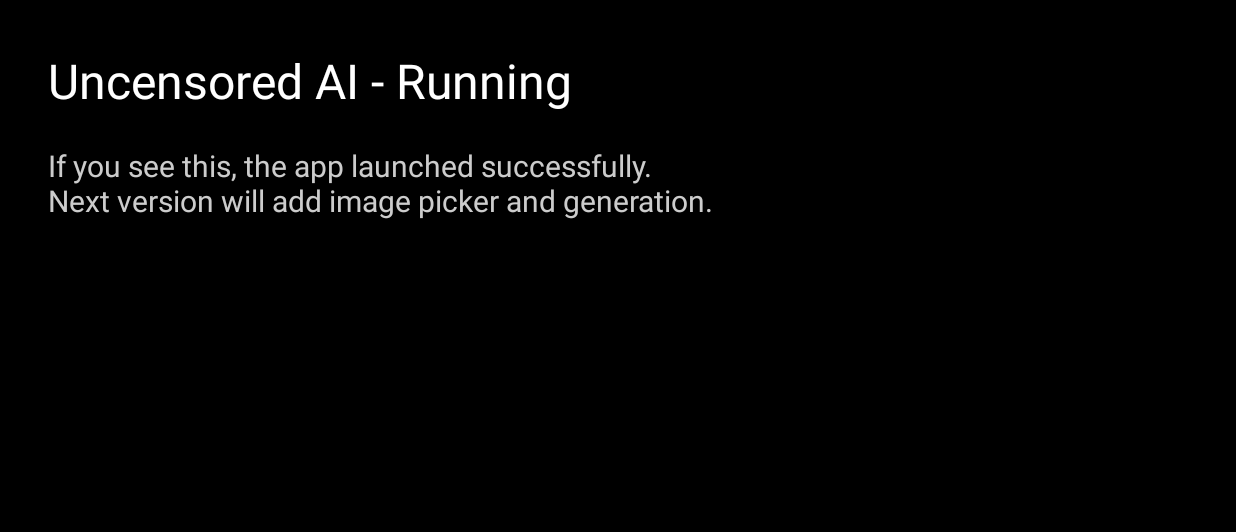
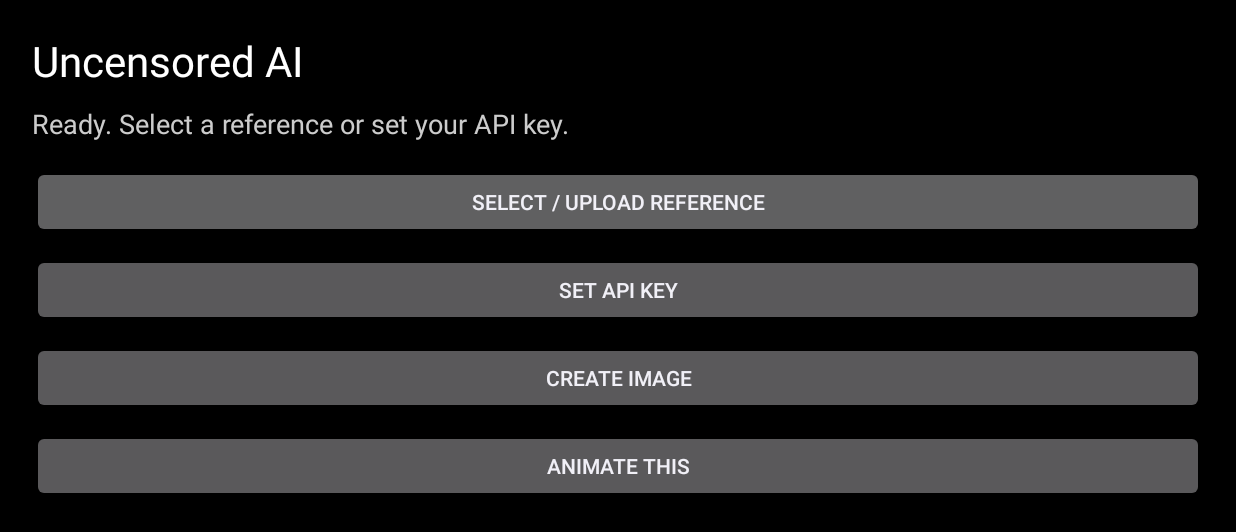
Before and after one commit to jake18sted/FireStick-Uncensored-AI, an Android app: the MainActivity screen opened directly, with no data from a screen before it, on a phone screen of 824 x 412 dp (held sideways). Shown: the top 532 px of the screen. Run offline under Robolectric (Android 15) with nearby library versions, the phone set to English and light mode, and no system bars.

Commit message:
Add image picker, API key, prompt, and SpicyAPI generation to stable launcher

```diff
--- a/app/src/main/java/com/example/firestickai/MainActivity.kt
+++ b/app/src/main/java/com/example/firestickai/MainActivity.kt
@@ -1,36 +1,149 @@
 package com.example.firestickai
 
 import android.app.Activity
+import android.app.AlertDialog
+import android.content.Intent
+import android.net.Uri
 import android.os.Bundle
+import android.widget.Button
+import android.widget.EditText
 import android.widget.LinearLayout
+import android.widget.ScrollView
 import android.widget.TextView
 import android.widget.Toast
+import kotlinx.coroutines.CoroutineScope
+import kotlinx.coroutines.Dispatchers
+import kotlinx.coroutines.launch
+import kotlinx.coroutines.withContext
 
 class MainActivity : Activity() {
+    private var selectedImageUri: Uri? = null
+    private val REQUEST_PICK_IMAGE = 1001
+    private val prefs by lazy { getSharedPreferences("spicy", 0) }
+    private lateinit var status: TextView
+
     override fun onCreate(savedInstanceState: Bundle?) {
         super.onCreate(savedInstanceState)
         try {
-            val layout = LinearLayout(this).apply {
+            val root = LinearLayout(this).apply {
                 orientation = LinearLayout.VERTICAL
                 setBackgroundColor(0xFF000000.toInt())
-                setPadding(48, 48, 48, 48)
+                setPadding(32, 32, 32, 32)
             }
+            val scroll = ScrollView(this).apply { addView(root) }
+
             val title = TextView(this).apply {
-                text = "Uncensored AI - Running"
-                textSize = 32f
+                text = "Uncensored AI"
+                textSize = 28f
                 setTextColor(0xFFFFFFFF.toInt())
             }
-            val info = TextView(this).apply {
-                text = "If you see this, the app launched successfully.\nNext version will add image picker and generation."
-                textSize = 20f
+            status = TextView(this).apply {
+                text = "Ready. Select a reference or set your API key."
+                textSize = 18f
                 setTextColor(0xFFCCCCCC.toInt())
-                setPadding(0, 32, 0, 0)
+                setPadding(0, 16, 0, 24)
             }
-            layout.addView(title)
-            layout.addView(info)
-            setContentView(layout)
+
+            fun makeButton(label: String, onClick: () -> Unit) = Button(this).apply {
+                text = label
+                isFocusable = true
+                isFocusableInTouchMode = true
+                setOnClickListener { onClick() }
+                layoutParams = LinearLayout.LayoutParams(
+                    LinearLayout.LayoutParams.MATCH_PARENT,
+                    LinearLayout.LayoutParams.WRAP_CONTENT
+                ).apply { bottomMargin = 16 }
+            }
+
+            root.addView(title)
+            root.addView(status)
+            root.addView(makeButton("Select / Upload Reference") { pickImage() })
+            root.addView(makeButton("Set API Key") { promptForApiKey() })
+            root.addView(makeButton("Create Image") { promptAndGenerate("image") })
+            root.addView(makeButton("Animate This") { promptAndGenerate("video") })
+
+            setContentView(scroll)
         } catch (e: Exception) {
-            Toast.makeText(this, "Error: ${e.message}", Toast.LENGTH_LONG).show()
+            Toast.makeText(this, "Startup error: ${e.message}", Toast.LENGTH_LONG).show()
+        }
+    }
+
+    private fun pickImage() {
+        try {
+            val intent = Intent(Intent.ACTION_GET_CONTENT).apply {
+                type = "image/*"
+                addCategory(Intent.CATEGORY_OPENABLE)
+            }
+            startActivityForResult(Intent.createChooser(intent, "Select Reference"), REQUEST_PICK_IMAGE)
+        } catch (e: Exception) {
+            Toast.makeText(this, "No file picker found. Put images in Downloads.", Toast.LENGTH_LONG).show()
+        }
+    }
+
+    override fun onActivityResult(requestCode: Int, resultCode: Int, data: Intent?) {
+        super.onActivityResult(requestCode, resultCode, data)
+        if (requestCode == REQUEST_PICK_IMAGE && resultCode == RESULT_OK) {
+            data?.data?.let {
+                selectedImageUri = it
+                status.text = "Reference selected"
+                Toast.makeText(this, "Image selected", Toast.LENGTH_SHORT).show()
+            }
+        }
+    }
+
+    private fun promptForApiKey() {
+        val input = EditText(this).apply { hint = "Paste SpicyAPI key" }
+        AlertDialog.Builder(this)
+            .setTitle("SpicyAPI Key")
+            .setView(input)
+            .setPositiveButton("Save") { _, _ ->
+                prefs.edit().putString("key", input.text.toString().trim()).apply()
+                status.text = "API key saved"
+                Toast.makeText(this, "Key saved", Toast.LENGTH_SHORT).show()
+            }
+            .setNegativeButton("Cancel", null)
+            .show()
+    }
+
+    private fun promptAndGenerate(mode: String) {
+        val key = prefs.getString("key", null)
+        if (key.isNullOrBlank()) {
+            Toast.makeText(this, "Set API key first", Toast.LENGTH_SHORT).show()
+            return
+        }
+        if (selectedImageUri == null && mode == "image") {
+            Toast.makeText(this, "Select a reference image first", Toast.LENGTH_SHORT).show()
+            return
+        }
+        val input = EditText(this).apply {
+            hint = "Enter prompt"
+            setText("edit this image, keep the person, high quality")
+        }
+        AlertDialog.Builder(this)
+            .setTitle("Prompt for $mode")
+            .setView(input)
+            .setPositiveButton("Generate") { _, _ ->
+                val prompt = input.text.toString().trim()
+                if (prompt.isNotBlank()) generate(mode, prompt, key)
+            }
+            .setNegativeButton("Cancel", null)
+            .show()
+    }
+
+    private fun generate(mode: String, prompt: String, key: String) {
+        status.text = "Sending to SpicyAPI..."
+        CoroutineScope(Dispatchers.IO).launch {
+            val client = SpicyApiClient(key)
+            val resultUrl = client.generateImage(prompt, if (selectedImageUri != null) "https://example.com/ref.jpg" else null)
+            withContext(Dispatchers.Main) {
+                if (resultUrl != null) {
+                    status.text = "Done: $resultUrl"
+                    Toast.makeText(this@MainActivity, "Generation finished", Toast.LENGTH_LONG).show()
+                } else {
+                    status.text = "Failed — check key or balance"
+                    Toast.makeText(this@MainActivity, "Generation failed", Toast.LENGTH_LONG).show()
+                }
+            }
         }
     }
 }
```
